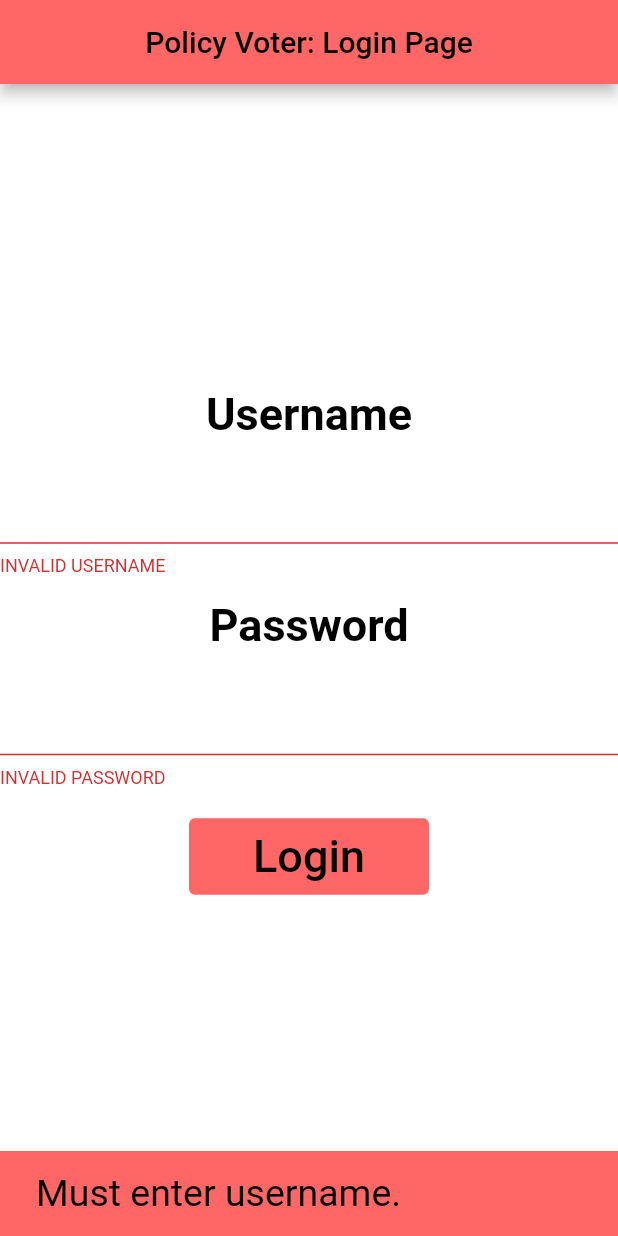
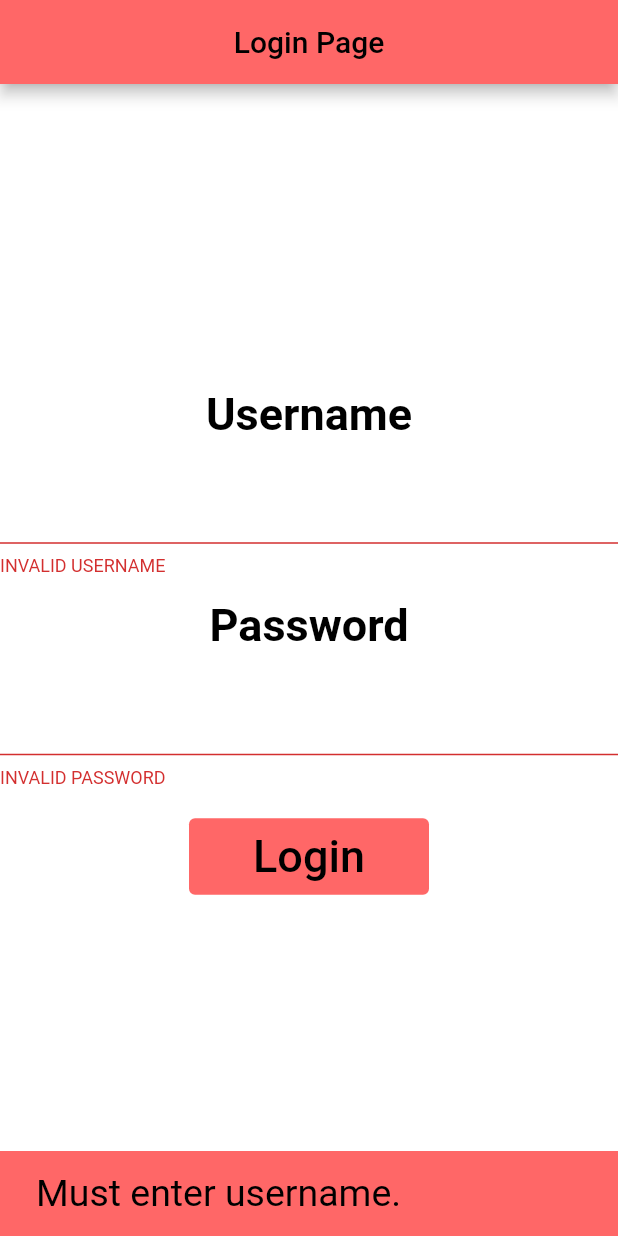
Before and after one commit to CSC4350-MW2/PolicyVoting, a Flutter app: the LoginPage screen opened directly, after a tap on "Login", on a phone screen of 412 x 824 dp. Run offline on Flutter 3.47's test engine with Material 2 defaults, Android fonts, the phone set to English and light mode, and no system bars.

Commit message:
Add home screen with current polices and policy screen with policy title and descr.

```diff
--- a/client/lib/main.dart
+++ b/client/lib/main.dart
@@ -16,7 +16,7 @@ class MyApp extends StatelessWidget {
       theme: ThemeData(
         primarySwatch: Colors.blue,
       ),
-      home: LoginPage(title: 'Policy Voter: Login Page'),
+      home: LoginPage(title: 'Login Page'),
     );
   }
 }
--- a/client/lib/screens/login.dart
+++ b/client/lib/screens/login.dart
@@ -121,22 +121,23 @@ class _LoginPageState extends State<LoginPage> {
   }
 
   signOn(BuildContext context) async {
-    print("Login Pressed");
     if (_formKey.currentState!.validate()) {
       var response = await userLogin(_userID.text, _passwordID.text);
-      print("Response: ${response}");
-      if (response.toString() == '200') {
-        response = await getCurrentPolicies();
-        print("Response: ${response}");
+      if (response.statusCode == 200) {
+        var policies = await getCurrentPolicies();
         ScaffoldMessenger.of(context).showSnackBar(SnackBar(
             content: Text("Log-in Success", style: stylesheet.subtext),
             backgroundColor: stylesheet.buttons));
         Navigator.push(
             context,
             MaterialPageRoute(
-                builder: (context) => PolicyScreen(
-                      title: "Policy Voter: Policy Page",
-                    )));
+                builder: (context) =>
+                    HomeScreen(title: "Home Page", policies: policies)));
+      } else {
+        ScaffoldMessenger.of(context).showSnackBar(SnackBar(
+            content: Text("Incorrect username or password",
+                style: stylesheet.subtext),
+            backgroundColor: stylesheet.buttons));
       }
     }
   }
```
Also changed, not shown: client/lib/screens/home.dart (+43 -34 lines), client/lib/screens/policy.dart (added, +35 -0 lines), client/lib/utilites/login.dart (+1 -7 lines), client/lib/utilites/policy.dart (+2 -6 lines), 2 other files.
